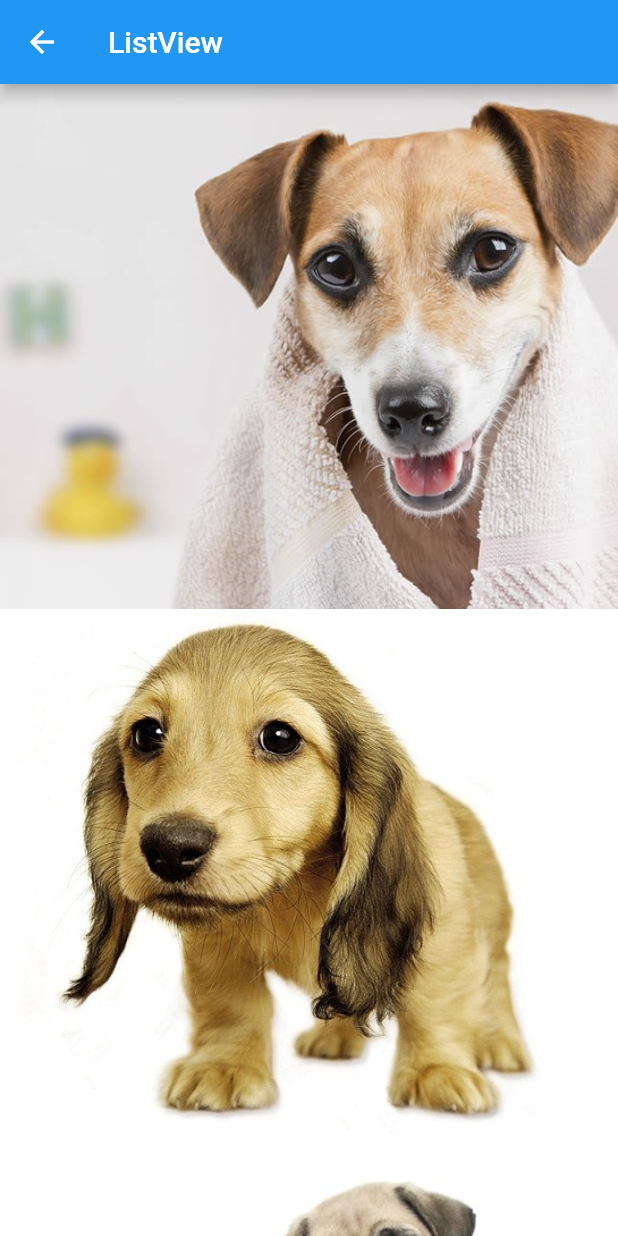
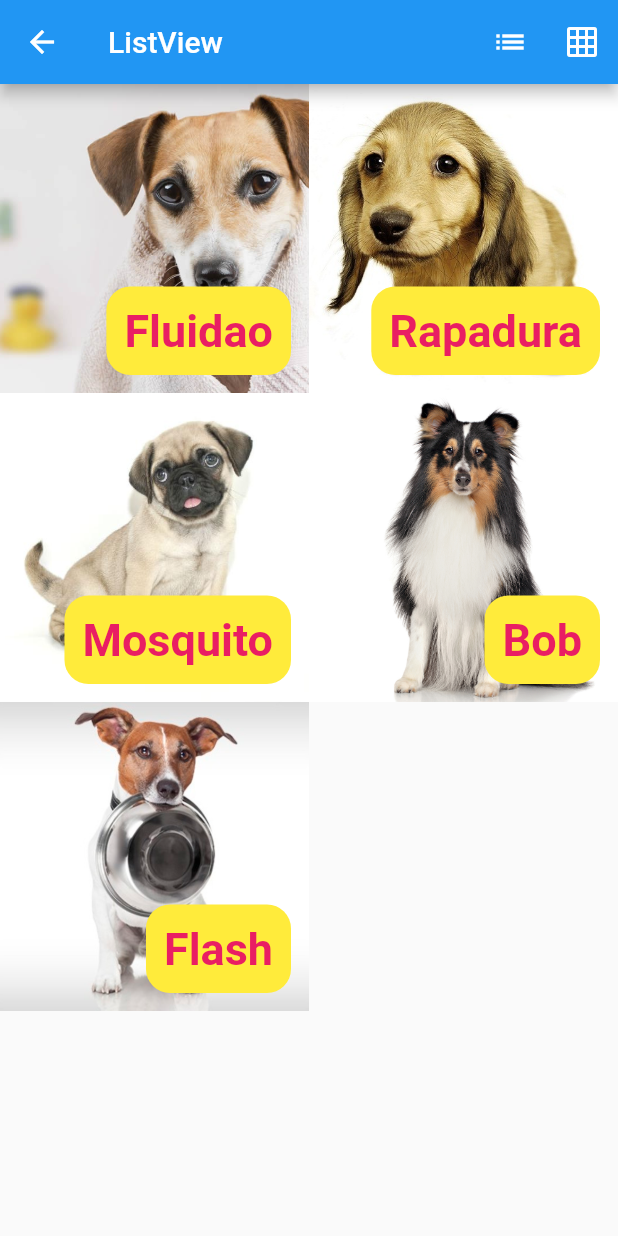
Before and after one commit to llnunes/flutter_app, a Flutter app: the HelloListView screen opened directly, on a phone screen of 412 x 824 dp. Run offline on Flutter 3.47's test engine with Material 2 defaults, Android fonts, the phone set to English and light mode, and no system bars.

Commit message:
Lista e Grid views dinamicos.

```diff
--- a/lib/pages/hello_listview.dart
+++ b/lib/pages/hello_listview.dart
@@ -1,4 +1,12 @@
+import 'package:flutter/cupertino.dart';
 import 'package:flutter/material.dart';
+
+class Dog {
+  String nome;
+  String foto;
+
+  Dog(this.nome, this.foto);
+}
 
 class HelloListView extends StatelessWidget {
   @override
@@ -6,6 +14,10 @@ class HelloListView extends StatelessWidget {
     return Scaffold(
       appBar: AppBar(
         title: Text("ListView"),
+        actions: <Widget>[
+          IconButton(icon: Icon(Icons.list), onPressed: (){},),
+          IconButton(icon: Icon(Icons.grid_on), onPressed: (){},),
+        ],
       ),
       body: _body(),
 
@@ -13,17 +25,76 @@ class HelloListView extends StatelessWidget {
   }
 
   _body() {
-    return ListView(
-      itemExtent: 350,
-      children: <Widget>[
-        _img("assets/images/dog1.jpg"),
-        _img("assets/images/dog2.jpeg"),
-        _img("assets/images/dog3.jpg"),
-        _img("assets/images/dog4.jpg"),
-        _img("assets/images/dog5.jpg"),
-      ],
+
+    List<Dog> dogs = [
+      Dog("Fluidao","assets/images/dog1.jpg"),
+      Dog("Rapadura","assets/images/dog2.jpeg"),
+      Dog("Mosquito","assets/images/dog3.jpg"),
+      Dog("Bob","assets/images/dog4.jpg"),
+      Dog("Flash","assets/images/dog5.jpg"),
+    ];
+    return GridView.builder(
+      gridDelegate: SliverGridDelegateWithFixedCrossAxisCount(crossAxisCount: 2),
+      itemCount: dogs.length,
+      itemBuilder: (context, index) {
+        Dog d = dogs[index];
+        return Stack(
+          fit: StackFit.expand,
+          children: <Widget>[
+            _img(d.foto),
+            Align (
+              alignment: Alignment.bottomRight,
+              child: Container(
+                margin: EdgeInsets.all(12),
+                padding: EdgeInsets.all(12),
+                decoration: BoxDecoration(
+                  color: Colors.yellow,
+                  borderRadius: BorderRadius.circular(16),
+                ),
+                child: Text(d.nome, style: TextStyle(
+                  color: Colors.pink,
+                  fontSize: 30,
+                  fontWeight: FontWeight.bold,
+                ),),
+              ),
+            )
+          ],
+        );
+      },
     );
   }
+
+
+//    return ListView.builder(
+//      itemCount: dogs.length,
+//      itemExtent: 350,
+//      itemBuilder: (context, index) {
+//        Dog d = dogs[index];
+//        return Stack(
+//          fit: StackFit.expand,
+//          children: <Widget>[
+//            _img(d.foto),
+//            Align (
+//              alignment: Alignment.bottomRight,
+//              child: Container(
+//                margin: EdgeInsets.all(12),
+//                padding: EdgeInsets.all(12),
+//                decoration: BoxDecoration(
+//                  color: Colors.yellow,
+//                  borderRadius: BorderRadius.circular(16),
+//                ),
+//                child: Text(d.nome, style: TextStyle(
+//                  color: Colors.pink,
+//                  fontSize: 30,
+//                  fontWeight: FontWeight.bold,
+//                ),),
+//              ),
+//            )
+//          ],
+//        );
+//      },
+//    );
+//  }
 
   _img(source) {
 //    return Image.network("https://abrilvejario.files.wordpress.com/2016/12/3659_cachorro2.jpeg");
```
